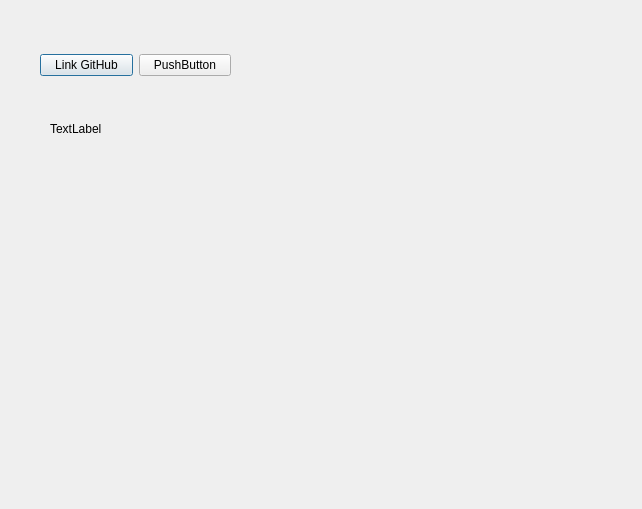
Luisf66/Qt-Creator, file janelaterciaria.ui: the form before one commit.
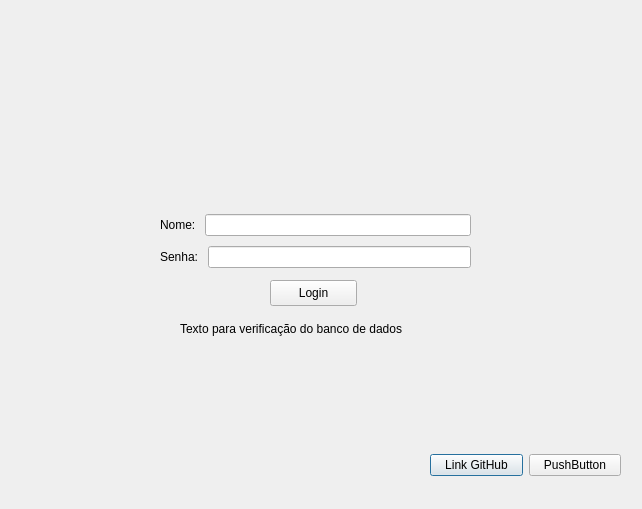
The form after the commit.

Commit message: Tela de login no sistema

What changed in the file:
```diff
--- a/janelaterciaria.ui
+++ b/janelaterciaria.ui
@@ -16,8 +16,8 @@
   <widget class="QWidget" name="layoutWidget">
    <property name="geometry">
     <rect>
-     <x>40</x>
-     <y>50</y>
+     <x>430</x>
+     <y>450</y>
      <width>191</width>
      <height>31</height>
     </rect>
@@ -42,16 +42,73 @@
   <widget class="QLabel" name="label">
    <property name="geometry">
     <rect>
-     <x>50</x>
-     <y>120</y>
+     <x>180</x>
+     <y>320</y>
      <width>441</width>
      <height>18</height>
     </rect>
    </property>
    <property name="text">
-    <string>TextLabel</string>
+    <string>Texto para verificação do banco de dados</string>
    </property>
   </widget>
+  <widget class="QPushButton" name="btn_login">
+   <property name="geometry">
+    <rect>
+     <x>270</x>
+     <y>280</y>
+     <width>87</width>
+     <height>26</height>
+    </rect>
+   </property>
+   <property name="text">
+    <string>Login</string>
+   </property>
+  </widget>
+  <widget class="QWidget" name="">
+   <property name="geometry">
+    <rect>
+     <x>160</x>
+     <y>210</y>
+     <width>311</width>
+     <height>64</height>
+    </rect>
+   </property>
+   <layout class="QVBoxLayout" name="verticalLayout">
+    <item>
+     <layout class="QHBoxLayout" name="horizontalLayout_2">
+      <item>
+       <widget class="QLabel" name="label_nome">
+        <property name="text">
+         <string>Nome: </string>
+        </property>
+       </widget>
+      </item>
+      <item>
+       <widget class="QLineEdit" name="campo_nome"/>
+      </item>
+     </layout>
+    </item>
+    <item>
+     <layout class="QHBoxLayout" name="horizontalLayout_3">
+      <item>
+       <widget class="QLabel" name="label_senha">
+        <property name="text">
+         <string>Senha: </string>
+        </property>
+       </widget>
+      </item>
+      <item>
+       <widget class="QLineEdit" name="campo_senha">
+        <property name="echoMode">
+         <enum>QLineEdit::EchoMode::Password</enum>
+        </property>
+       </widget>
+      </item>
+     </layout>
+    </item>
+   </layout>
+  </widget>
  </widget>
  <resources/>
  <connections/>
```
The commit also changes 2 other files.
